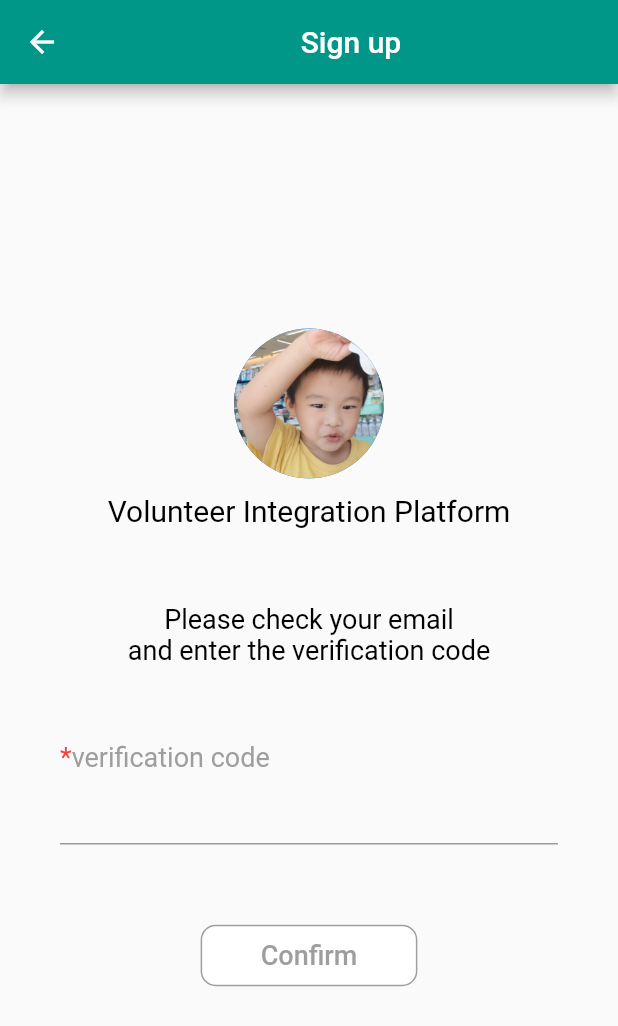
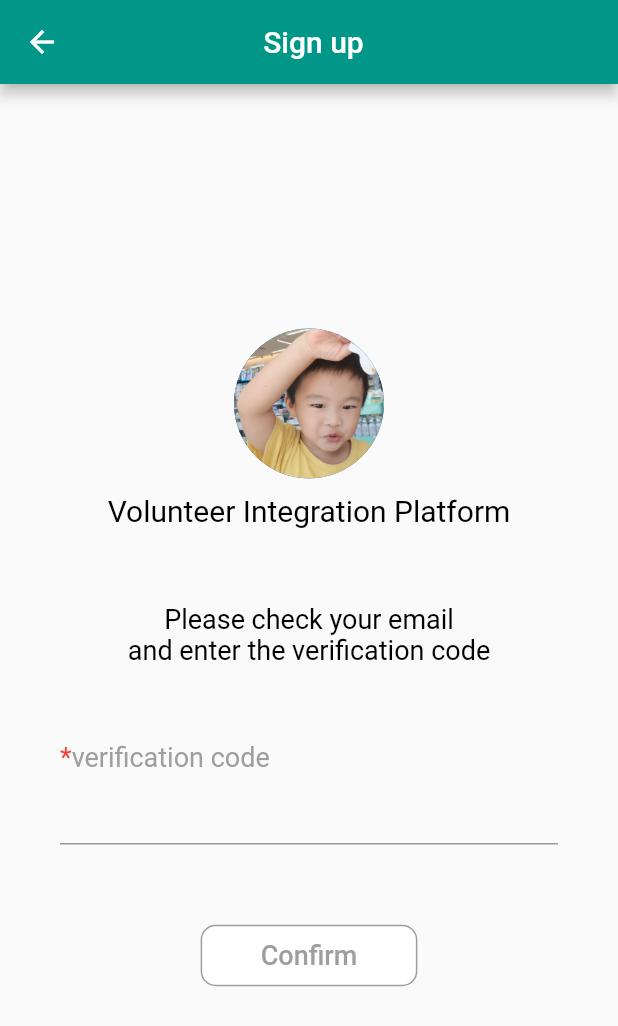
Before and after one commit to roger7904/Flutter_Volunteer_Integration, a Flutter app: the screen it shows after launch, after a tap on "Organizer", after a tap on "Confirm", on a phone screen of 412 x 824 dp. Shown: the top 1026 px of the screen. Run offline on Flutter 3.47's test engine with Material 2 defaults, Android fonts, the phone set to English and light mode, and no system bars; our stand-ins replace flutter_datetime_picker.

Commit message:
add docs

```diff
--- a/lib/home_page.dart
+++ b/lib/home/home_page.dart
@@ -1,8 +1,8 @@
 import 'package:flutter/material.dart';
 import 'package:volunteer_integration/constant.dart';
-import 'package:volunteer_integration/volunteer_sort.dart';
-import 'package:volunteer_integration/volunteer_types.dart';
-import 'reusable_activity.dart';
+import 'volunteer_sort.dart';
+import 'volunteer_types.dart';
+import 'package:volunteer_integration/reusableObject/reusable_activity.dart';
 
 class home_page extends StatefulWidget {
   @override
--- a/lib/volunteer_types.dart
+++ b/lib/home/volunteer_types.dart
@@ -1,5 +1,6 @@
 import 'package:flutter/material.dart';
-import 'reusable_icon.dart';
+import 'package:volunteer_integration/reusableObject/reusable_icon.dart';
+
 
 class volunteer_types extends StatefulWidget {
   @override
--- a/lib/login_page.dart
+++ b/lib/login/login_page.dart
@@ -2,9 +2,7 @@ import 'package:flutter/cupertino.dart';
 import 'package:flutter/material.dart';
 import 'package:flutter/rendering.dart';
 import 'package:volunteer_integration/constant.dart';
-import 'package:volunteer_integration/home_page.dart';
-import 'package:volunteer_integration/signup/signup_v_page2.dart';
-import 'main_page.dart';
+import '../main_page.dart';
 
 enum User_identity {
   organizer,
--- a/lib/main.dart
+++ b/lib/main.dart
@@ -1,7 +1,6 @@
 import 'package:flutter/material.dart';
-import 'package:volunteer_integration/home_page.dart';
+import 'package:volunteer_integration/main_page.dart';
 import 'package:volunteer_integration/signup/signup_page.dart';
-import 'main_page.dart';
 
 void main() => runApp(MyApp());
 
--- a/lib/reusable_activity.dart
+++ b/lib/reusableObject/reusable_activity.dart
@@ -1,5 +1,5 @@
 import 'package:flutter/material.dart';
-import 'constant.dart';
+import '../constant.dart';
 
 class reusable_activity extends StatelessWidget {
   const reusable_activity({
--- a/lib/signup/signup_o_page1.dart
+++ b/lib/signup/signup_o_page1.dart
@@ -10,7 +10,12 @@ class signup_o_page1 extends StatelessWidget {
       home: Scaffold(
         appBar: AppBar(
           backgroundColor: Colors.teal,
-          title: Center(child: Text("Sign up")),
+          title: Center(
+            child: Padding(
+              padding: const EdgeInsets.only(right: 50.0),
+              child: Text("Sign up"),
+            ),
+          ),
           leading: IconButton(
             icon: Icon(Icons.arrow_back, color: Colors.white),
             onPressed: () => Navigator.of(context).pop(),
--- a/lib/signup/signup_o_page2.dart
+++ b/lib/signup/signup_o_page2.dart
@@ -10,7 +10,11 @@ class signup_o_page2 extends StatelessWidget {
       home: Scaffold(
         appBar: AppBar(
           backgroundColor: Colors.teal,
-          title: Center(child: Text("Sign up")),
+          title: Center(
+              child: Padding(
+            padding: const EdgeInsets.only(right: 50.0),
+            child: Text("Sign up"),
+          )),
           leading: IconButton(
             icon: Icon(Icons.arrow_back, color: Colors.white),
             onPressed: () => Navigator.of(context).pop(),
--- a/lib/signup/signup_v_page1.dart
+++ b/lib/signup/signup_v_page1.dart
@@ -10,7 +10,11 @@ class signup_v_page1 extends StatelessWidget {
       home: Scaffold(
         appBar: AppBar(
           backgroundColor: Colors.teal,
-          title: Center(child: Text("Sign up")),
+          title: Center(
+              child: Padding(
+            padding: const EdgeInsets.only(right: 50.0),
+            child: Text("Sign up"),
+          )),
           leading: IconButton(
             icon: Icon(Icons.arrow_back, color: Colors.white),
             onPressed: () => Navigator.of(context).pop(),
--- a/lib/signup/signup_v_page2.dart
+++ b/lib/signup/signup_v_page2.dart
@@ -10,7 +10,11 @@ class signup_v_page2 extends StatelessWidget {
       home: Scaffold(
         appBar: AppBar(
           backgroundColor: Colors.teal,
-          title: Center(child: Text("Sign up")),
+          title: Center(
+              child: Padding(
+            padding: const EdgeInsets.only(right: 50.0),
+            child: Text("Sign up"),
+          )),
           leading: IconButton(
             icon: Icon(Icons.arrow_back, color: Colors.white),
             onPressed: () => Navigator.of(context).pop(),
```
Also changed, not shown: lib/main_page.dart (+12 -5 lines), lib/signup/signup_o_page3.dart (+6 -3 lines), lib/signup/signup_v_page3.dart (+8 -5 lines), docs/H1.gif (added), docs/H2.gif (added), docs/O.gif (added), docs/V.gif (added), images/activity.jpg (added), lib/home/volunteer_sort.dart (renamed from lib/volunteer_sort.dart), lib/reusableObject/reusable_icon.dart (renamed from lib/reusable_icon.dart).
